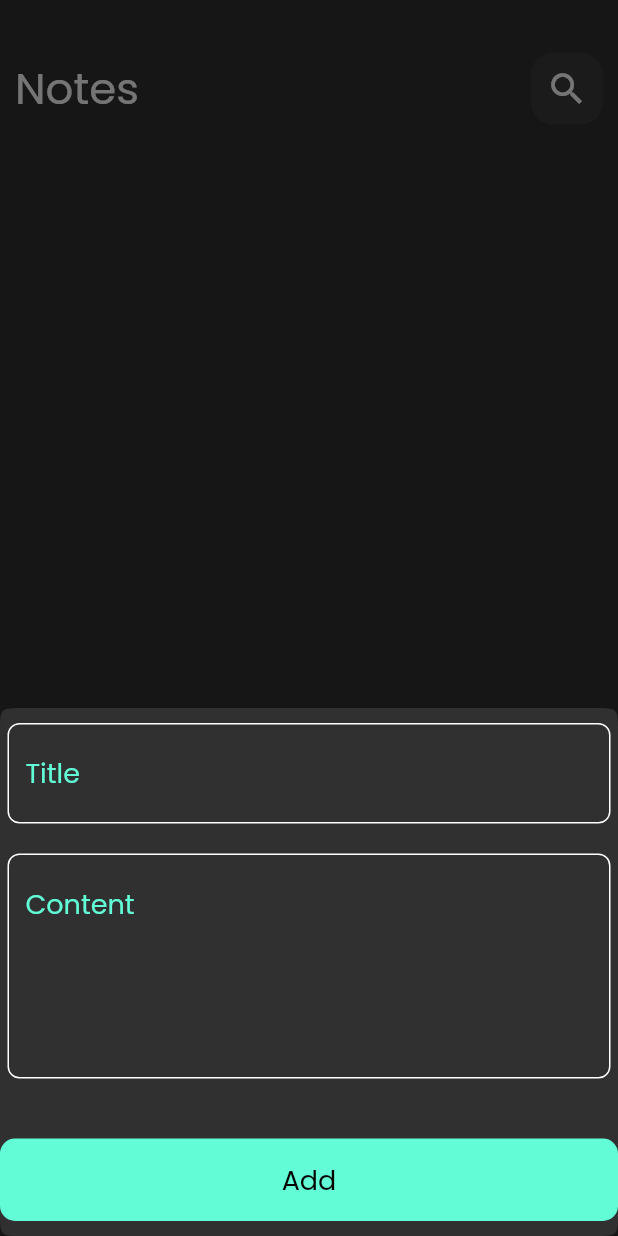
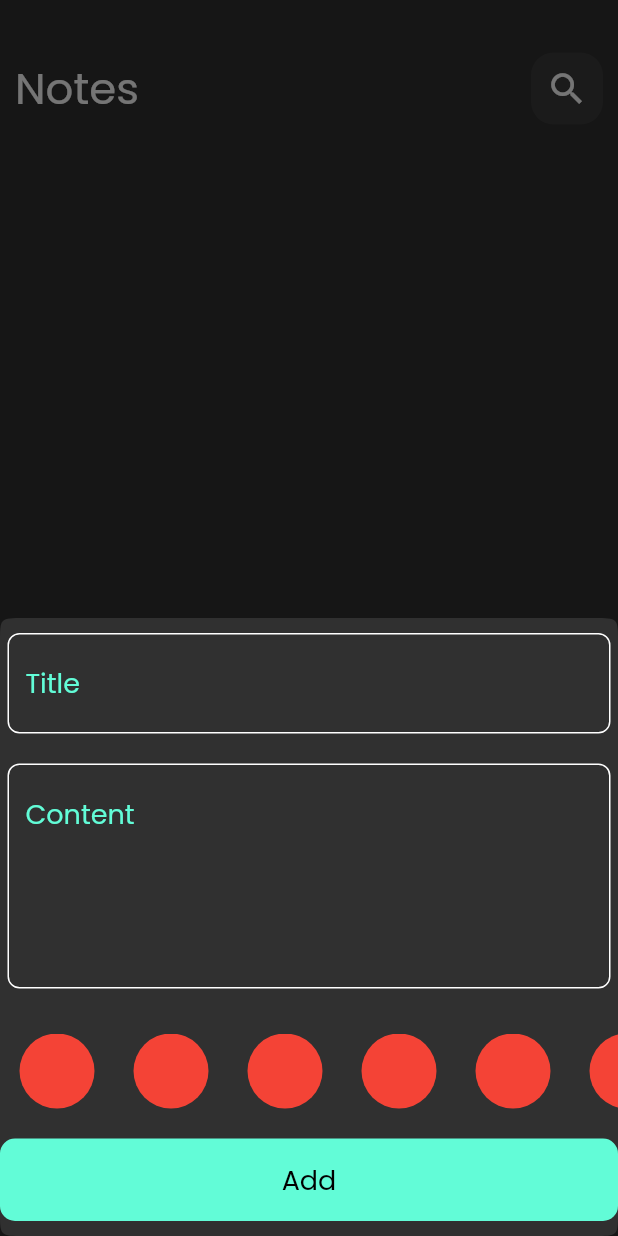
Before and after one commit to Micheal-Hany/note_app_with_hive, a Flutter app: the screen it shows after launch, after a tap on the "add" icon, on a phone screen of 412 x 824 dp. Run offline on Flutter 3.47's test engine with Material 2 defaults, Android fonts, the phone set to English and light mode, and no system bars; our stand-ins replace bloc, flutter_bloc, hive, hive_flutter; accounts and stored records are empty.

Commit message:
add color list view

```diff
--- a/lib/cubits/NoteCubit/notes_cubit.dart
+++ b/lib/cubits/NoteCubit/notes_cubit.dart
@@ -14,6 +14,7 @@ List<NoteModel>? notes;
   fatchAllNotes() async {
     var notesBox = Hive.box<NoteModel>(knotesBox);
     notes = notesBox.values.toList();
+    emit(NotesSuccess());
 
     print('----------${notes!.length} ------------------success');
   }
--- a/lib/cubits/NoteCubit/notes_state.dart
+++ b/lib/cubits/NoteCubit/notes_state.dart
@@ -5,3 +5,4 @@ part of 'notes_cubit.dart';
 abstract class NotesState {}
 
 class NotesInitial extends NotesState {}
+class NotesSuccess extends NotesState {}
--- a/lib/main.dart
+++ b/lib/main.dart
@@ -1,7 +1,6 @@
 import 'package:flutter/material.dart';
 import 'package:hive_flutter/adapters.dart';
 import 'package:note_app_with_hive/constants.dart';
-import 'package:note_app_with_hive/cubits/Add-Note-cubit/add_note_cubit.dart';
 import 'package:note_app_with_hive/cubits/NoteCubit/notes_cubit.dart';
 import 'package:note_app_with_hive/models/note-model.dart';
 import 'package:note_app_with_hive/simple-bloc-observer.dart';
--- a/lib/models/note-model.dart
+++ b/lib/models/note-model.dart
@@ -4,9 +4,9 @@ part 'note-model.g.dart';
 @HiveType(typeId: 0)
 class NoteModel extends HiveObject {
   @HiveField(0)
-  final String title;
+   String title;
   @HiveField(1)
-  final String subtitle;
+   String subtitle;
   @HiveField(2)
   final String date;
   @HiveField(3)
--- a/lib/views/add-note-bottom-sheet.dart
+++ b/lib/views/add-note-bottom-sheet.dart
@@ -1,6 +1,7 @@
 import 'package:flutter/material.dart';
 import 'package:flutter_bloc/flutter_bloc.dart';
 import 'package:note_app_with_hive/cubits/Add-Note-cubit/add_note_cubit.dart';
+import 'package:note_app_with_hive/cubits/NoteCubit/notes_cubit.dart';
 import 'package:note_app_with_hive/views/widgets/Note-form.dart';
 
 class AddNoteShowModelButtonSheet extends StatelessWidget {
@@ -13,6 +14,7 @@ class AddNoteShowModelButtonSheet extends StatelessWidget {
           child: BlocConsumer<AddNoteCubit, AddNoteState>(
             listener: (context, state) {
               if (state is AddNoteSuccess) {
+                BlocProvider.of<NotesCubit>(context).fatchAllNotes();
                 Navigator.pop(context);
               } else if (state is AddNoteFailer) {
                 print('Filed --------> ${state.errorMassage}');
--- a/lib/views/nots_view.dart
+++ b/lib/views/nots_view.dart
@@ -9,9 +9,7 @@ class NotsView extends StatelessWidget {
 
   @override
   Widget build(BuildContext context) {
-    return BlocProvider(
-      create: (context) => NotesCubit(),
-      child: Scaffold(
+    return Scaffold(
       floatingActionButton: FloatingActionButton(
         onPressed: () {
           showModalBottomSheet(
@@ -29,7 +27,6 @@ class NotsView extends StatelessWidget {
       body: const Padding(
           padding: EdgeInsets.symmetric(vertical: 20, horizontal: 10),
           child: NotesViewBody()),
-      ),
     );
   }
 }
--- a/lib/views/widgets/Note-form.dart
+++ b/lib/views/widgets/Note-form.dart
@@ -2,6 +2,7 @@ import 'package:flutter/material.dart';
 import 'package:flutter_bloc/flutter_bloc.dart';
 import 'package:note_app_with_hive/cubits/Add-Note-cubit/add_note_cubit.dart';
 import 'package:note_app_with_hive/models/note-model.dart';
+import 'package:note_app_with_hive/views/widgets/color-list-view.dart';
 import 'package:note_app_with_hive/views/widgets/custom-button.dart';
 import 'package:note_app_with_hive/views/widgets/custom-text-field.dart';
 
@@ -40,7 +41,11 @@ class _addNoteFormState extends State<addNoteForm> {
             },
           ),
           const SizedBox(
-            height: 30,
+            height: 20,
+          ),
+          const SizedBox(height: 50, child: ColorListView()),
+          const SizedBox(
+            height: 20,
           ),
           BlocBuilder<AddNoteCubit, AddNoteState>(
             builder: (context, state) {
--- /dev/null
+++ b/lib/views/widgets/color-list-view.dart
@@ -0,0 +1,32 @@
+import 'package:flutter/material.dart';
+
+
+
+class ColorItem extends StatelessWidget {
+  const ColorItem({super.key});
+
+  @override
+  Widget build(BuildContext context) {
+    return const CircleAvatar(
+      radius: 30,
+      backgroundColor: Colors.red,
+    );
+  }
+}
+
+class ColorListView extends StatelessWidget {
+  const ColorListView({super.key});
+
+  @override
+  Widget build(BuildContext context) {
+    return ListView.builder(
+      scrollDirection: Axis.horizontal,
+      itemCount: 10,
+      // shrinkWrap: true,
+      itemBuilder: (context, index) {
+        return const Padding(
+            padding: EdgeInsets.symmetric(horizontal: 8), child: ColorItem());
+      },
+    );
+  }
+}
--- a/lib/views/widgets/custom-icon.dart
+++ b/lib/views/widgets/custom-icon.dart
@@ -18,7 +18,7 @@ class CustomSearchIcon extends StatelessWidget {
             color: color,
             size: 28,
           ),
-          onPressed: () {}),
+          onPressed:onPressed),
     );
   }
 }
--- a/lib/views/widgets/custom-note-item.dart
+++ b/lib/views/widgets/custom-note-item.dart
@@ -13,7 +13,7 @@ class NoteItem extends StatelessWidget {
     return GestureDetector(
       onTap: () {
         Navigator.of(context)
-            .push(MaterialPageRoute(builder: (context) => EditNote()));
+            .push(MaterialPageRoute(builder: (context) => EditNote(note: notsModel,)));
       },
       child: Container(
         padding: const EdgeInsets.only(top: 24, bottom: 24),
@@ -30,7 +30,7 @@ class NoteItem extends StatelessWidget {
               trailing: IconButton(
                   onPressed: () {
                     notsModel.delete();
-                    BlocProvider.of<NotesCubit>(context).notes!;
+                    BlocProvider.of<NotesCubit>(context).fatchAllNotes();
                   },
                   color: Colors.black,
                   icon: const Icon(Icons.delete)),
--- a/lib/views/widgets/custom-text-field.dart
+++ b/lib/views/widgets/custom-text-field.dart
@@ -3,15 +3,16 @@ import 'package:note_app_with_hive/constants.dart';
 
 class CustomTextFled extends StatelessWidget {
   const CustomTextFled(
-      {required this.hint, required this.maxLines, this.onSaved});
+      {required this.hint, required this.maxLines, this.onSaved,this.onChanged});
   final String hint;
   final int maxLines;
   final void Function(String?)? onSaved;
+ final void Function(String)? onChanged;
   @override
   Widget build(BuildContext context) {
     return Padding(
       padding: const EdgeInsets.symmetric(vertical: 10, horizontal: 5),
-      child: TextFormField(
+      child: TextFormField(onChanged:onChanged,
         validator: (value) {
           if (value?.isEmpty ?? true) {
             return ' Filed id required';
--- a/lib/views/widgets/note-list-view.dart
+++ b/lib/views/widgets/note-list-view.dart
@@ -12,7 +12,7 @@ class NoteListView extends StatelessWidget {
   @override
   Widget build(BuildContext context) {
     return BlocBuilder<NotesCubit, NotesState>(builder: (context, state) {
-      List<NoteModel> notes = BlocProvider.of<NotesCubit>(context).notes ?? [];
+      List<NoteModel> notes = BlocProvider.of<NotesCubit>(context).notes!;
 
       print(notes.length);
       return ListView.builder(
```
Also changed, not shown: lib/views/edit-not.dart (+6 -2 lines), lib/views/widgets/Edit-view-body.dart (+35 -5 lines). Lines whose indentation alone changed are shown as unchanged.
